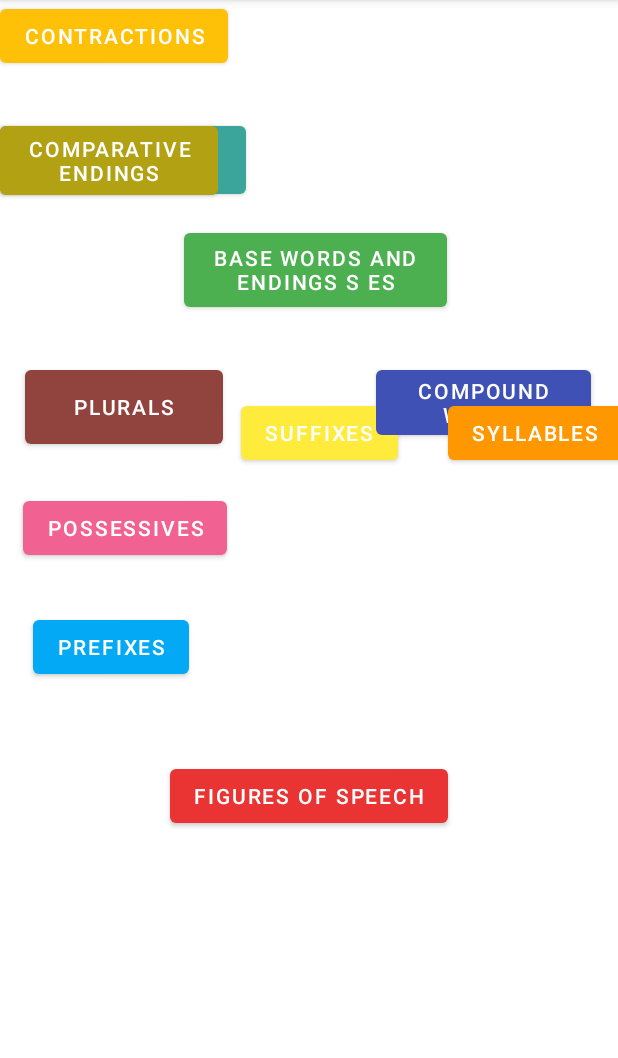
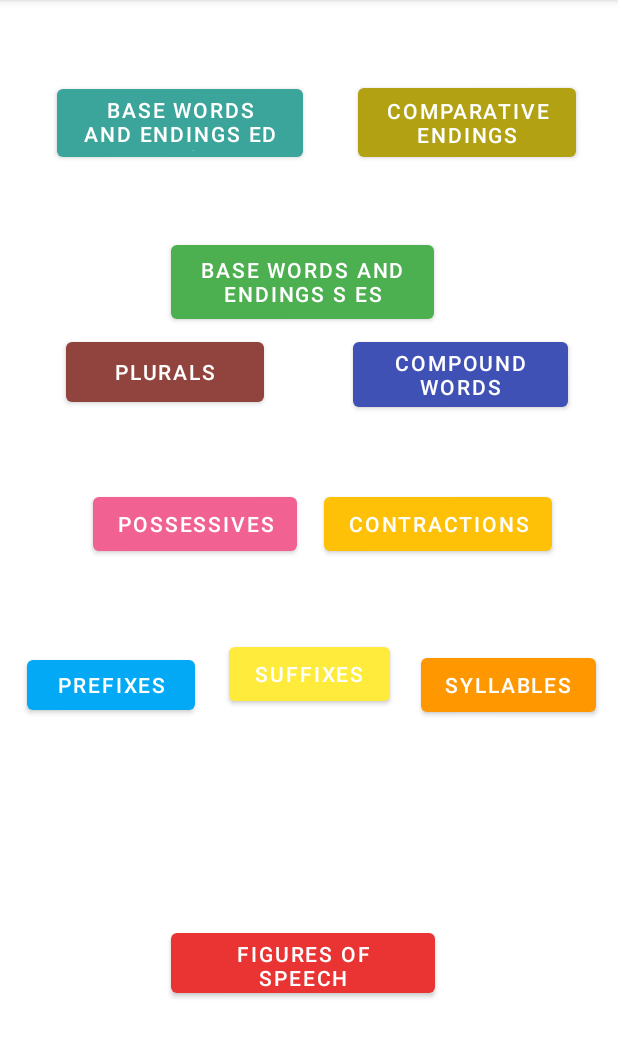
Before and after one commit to Shrenil19/BrainyPhonics, an Android app: the WordStructuresMainActivity screen opened directly, with no data from a screen before it, on a phone screen of 412 x 824 dp, the part 84-1142 px from its top. Run offline under Robolectric (Android 15) with nearby library versions, the phone set to English and light mode, and no system bars.

Commit message:
added menu pages constraints

```diff
--- a/app/src/main/res/layout/activity_word_structures_main.xml
+++ b/app/src/main/res/layout/activity_word_structures_main.xml
@@ -10,37 +10,38 @@
         android:id="@+id/button"
         android:layout_width="164dp"
         android:layout_height="57dp"
-        android:layout_marginTop="78dp"
         android:text="Base Words and Endings ed ing"
         app:backgroundTint="#3CA59B"
+        app:layout_constraintBottom_toBottomOf="parent"
+        app:layout_constraintEnd_toStartOf="@+id/button10"
+        app:layout_constraintHorizontal_bias="0.509"
+        app:layout_constraintStart_toStartOf="parent"
         app:layout_constraintTop_toTopOf="parent"
-        tools:layout_editor_absoluteX="16dp" />
+        app:layout_constraintVertical_bias="0.075" />
 
     <Button
         android:id="@+id/button2"
         android:layout_width="175dp"
         android:layout_height="61dp"
-        android:layout_marginEnd="114dp"
-        android:layout_marginLeft="122dp"
-        android:layout_marginRight="114dp"
-        android:layout_marginStart="122dp"
-        android:layout_marginTop="149dp"
         android:text="Base Words And Endings s es"
         app:backgroundTint="#4CAF50"
+        app:layout_constraintBottom_toBottomOf="parent"
         app:layout_constraintEnd_toEndOf="parent"
+        app:layout_constraintHorizontal_bias="0.483"
         app:layout_constraintStart_toStartOf="parent"
-        app:layout_constraintTop_toTopOf="parent" />
+        app:layout_constraintTop_toTopOf="parent"
+        app:layout_constraintVertical_bias="0.223" />
 
     <Button
         android:id="@+id/button3"
-        android:layout_width="wrap_content"
-        android:layout_height="wrap_content"
+        android:layout_width="112dp"
+        android:layout_height="45dp"
+        android:layout_marginStart="16dp"
+        android:layout_marginLeft="16dp"
+        android:layout_marginTop="320dp"
+        android:layout_marginEnd="21dp"
+        android:layout_marginRight="21dp"
         android:layout_marginBottom="23dp"
-        android:layout_marginEnd="17dp"
-        android:layout_marginLeft="33dp"
-        android:layout_marginRight="17dp"
-        android:layout_marginStart="33dp"
-        android:layout_marginTop="403dp"
         android:text="Prefixes"
         app:backgroundTint="#03A9F4"
         app:layout_constraintBottom_toTopOf="@+id/button11"
@@ -50,122 +51,121 @@
 
     <Button
         android:id="@+id/button4"
-        android:layout_width="wrap_content"
-        android:layout_height="wrap_content"
-        android:layout_marginBottom="23dp"
-        android:layout_marginEnd="21dp"
-        android:layout_marginLeft="17dp"
-        android:layout_marginRight="21dp"
-        android:layout_marginStart="17dp"
-        android:layout_marginTop="46dp"
+        android:layout_width="107dp"
+        android:layout_height="48dp"
+        android:layout_marginTop="320dp"
         android:text="Suffixes"
         app:backgroundTint="#FFEB3B"
-        app:layout_constraintBottom_toTopOf="@+id/button11"
-        app:layout_constraintEnd_toStartOf="@+id/button6"
-        app:layout_constraintStart_toEndOf="@+id/button3"
-        app:layout_constraintTop_toBottomOf="@+id/button7" />
+        app:layout_constraintBottom_toBottomOf="parent"
+        app:layout_constraintEnd_toEndOf="parent"
+        app:layout_constraintStart_toStartOf="parent"
+        app:layout_constraintTop_toTopOf="parent"
+        app:layout_constraintVertical_bias="0.264" />
 
     <Button
         android:id="@+id/button5"
         android:layout_width="143dp"
         android:layout_height="55dp"
+        android:layout_marginTop="222dp"
+        android:layout_marginEnd="18dp"
+        android:layout_marginRight="18dp"
         android:layout_marginBottom="454dp"
-        android:layout_marginEnd="18dp"
-        android:layout_marginLeft="250dp"
-        android:layout_marginRight="18dp"
-        android:layout_marginStart="250dp"
-        android:layout_marginTop="222dp"
         android:text="Compound Words"
         app:backgroundTint="#3F51B5"
         app:layout_constraintBottom_toBottomOf="parent"
         app:layout_constraintEnd_toEndOf="parent"
+        app:layout_constraintHorizontal_bias="0.94"
         app:layout_constraintStart_toStartOf="parent"
-        app:layout_constraintTop_toTopOf="parent" />
+        app:layout_constraintTop_toTopOf="parent"
+        app:layout_constraintVertical_bias="0.0" />
 
     <Button
         android:id="@+id/button6"
         android:layout_width="wrap_content"
         android:layout_height="wrap_content"
+        android:layout_marginStart="21dp"
+        android:layout_marginLeft="21dp"
+        android:layout_marginTop="320dp"
+        android:layout_marginEnd="16dp"
+        android:layout_marginRight="16dp"
         android:layout_marginBottom="23dp"
-        android:layout_marginEnd="8dp"
-        android:layout_marginLeft="12dp"
-        android:layout_marginRight="8dp"
-        android:layout_marginStart="12dp"
-        android:layout_marginTop="46dp"
         android:text="Syllables"
         app:backgroundTint="#FF9800"
         app:layout_constraintBottom_toTopOf="@+id/button11"
         app:layout_constraintEnd_toEndOf="parent"
         app:layout_constraintStart_toEndOf="@+id/button4"
-        app:layout_constraintTop_toBottomOf="@+id/button7" />
+        app:layout_constraintTop_toTopOf="parent" />
 
     <Button
         android:id="@+id/button7"
         android:layout_width="wrap_content"
         android:layout_height="wrap_content"
+        android:layout_marginEnd="44dp"
+        android:layout_marginRight="44dp"
         android:text="Contractions"
         app:backgroundTint="#FFC107"
-        tools:layout_editor_absoluteX="245dp"
-        tools:layout_editor_absoluteY="309dp" />
+        app:layout_constraintBottom_toBottomOf="parent"
+        app:layout_constraintEnd_toEndOf="parent"
+        app:layout_constraintTop_toTopOf="parent"
+        app:layout_constraintVertical_bias="0.452" />
 
     <Button
         android:id="@+id/button8"
         android:layout_width="wrap_content"
         android:layout_height="wrap_content"
-        android:layout_marginBottom="374dp"
-        android:layout_marginEnd="261dp"
-        android:layout_marginLeft="16dp"
-        android:layout_marginRight="261dp"
-        android:layout_marginStart="16dp"
-        android:layout_marginTop="309dp"
+        android:layout_marginStart="44dp"
+        android:layout_marginLeft="44dp"
         android:text="Possessives"
         app:backgroundTint="#F16293"
         app:layout_constraintBottom_toBottomOf="parent"
-        app:layout_constraintEnd_toEndOf="parent"
+        app:layout_constraintEnd_toStartOf="@+id/button7"
         app:layout_constraintStart_toStartOf="parent"
-        app:layout_constraintTop_toTopOf="parent" />
+        app:layout_constraintTop_toTopOf="parent"
+        app:layout_constraintVertical_bias="0.452" />
 
     <Button
         android:id="@+id/button9"
         android:layout_width="132dp"
-        android:layout_height="61dp"
+        android:layout_height="52dp"
+        android:layout_marginStart="18dp"
+        android:layout_marginLeft="18dp"
+        android:layout_marginTop="222dp"
         android:layout_marginBottom="448dp"
-        android:layout_marginEnd="263dp"
-        android:layout_marginLeft="16dp"
-        android:layout_marginRight="263dp"
-        android:layout_marginStart="16dp"
-        android:layout_marginTop="222dp"
         android:text="Plurals"
         app:backgroundTint="#91443E"
         app:layout_constraintBottom_toBottomOf="parent"
-        app:layout_constraintEnd_toEndOf="parent"
+        app:layout_constraintEnd_toStartOf="@+id/button5"
+        app:layout_constraintHorizontal_bias="0.305"
         app:layout_constraintStart_toStartOf="parent"
-        app:layout_constraintTop_toTopOf="parent" />
+        app:layout_constraintTop_toTopOf="parent"
+        app:layout_constraintVertical_bias="0.0" />
 
     <Button
         android:id="@+id/button10"
         android:layout_width="145dp"
         android:layout_height="58dp"
-        android:layout_marginTop="78dp"
+        android:layout_marginEnd="28dp"
+        android:layout_marginRight="28dp"
         android:text="Comparative Endings"
         app:backgroundTint="#B1A113"
+        app:layout_constraintBottom_toBottomOf="parent"
+        app:layout_constraintEnd_toEndOf="parent"
         app:layout_constraintTop_toTopOf="parent"
-        tools:layout_editor_absoluteX="265dp" />
+        app:layout_constraintVertical_bias="0.074" />
 
     <Button
         android:id="@+id/button11"
-        android:layout_width="wrap_content"
-        android:layout_height="wrap_content"
-        android:layout_marginBottom="209dp"
+        android:layout_width="176dp"
+        android:layout_height="52dp"
+        android:layout_marginStart="114dp"
+        android:layout_marginLeft="114dp"
         android:layout_marginEnd="114dp"
-        android:layout_marginLeft="113dp"
         android:layout_marginRight="114dp"
-        android:layout_marginStart="113dp"
-        android:layout_marginTop="23dp"
+        android:layout_marginBottom="100dp"
         android:text="Figures Of Speech"
         app:backgroundTint="#EA3333"
         app:layout_constraintBottom_toBottomOf="parent"
         app:layout_constraintEnd_toEndOf="parent"
-        app:layout_constraintStart_toStartOf="parent"
-        app:layout_constraintTop_toBottomOf="@+id/button3" />
+        app:layout_constraintHorizontal_bias="0.0"
+        app:layout_constraintStart_toStartOf="parent" />
 </androidx.constraintlayout.widget.ConstraintLayout>
```
